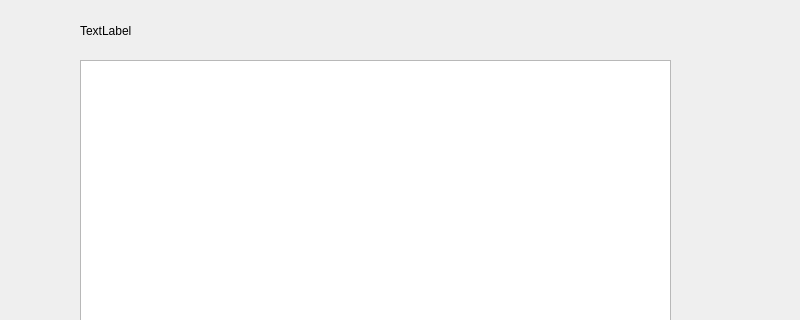
This is src/guide_software/choiceguide.ui in creeper12356/guide_software as Qt 5 draws it before an edit; both pictures show x 0 to 800 and y 0 to 320 of the 800 by 600 pixel window. The edited form follows.
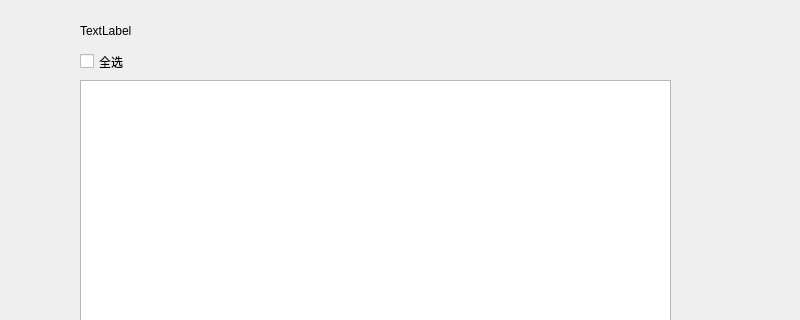
This is the edited form. The open tabs and pages were chosen to show the change.

```diff
--- a/src/guide_software/choiceguide.ui
+++ b/src/guide_software/choiceguide.ui
@@ -57,15 +57,28 @@
       <property name="geometry">
        <rect>
         <x>40</x>
-        <y>10</y>
+        <y>30</y>
         <width>591</width>
-        <height>381</height>
+        <height>361</height>
        </rect>
       </property>
       <property name="selectionMode">
        <enum>QAbstractItemView::MultiSelection</enum>
       </property>
      </widget>
+     <widget class="QCheckBox" name="select_all">
+      <property name="geometry">
+       <rect>
+        <x>40</x>
+        <y>0</y>
+        <width>92</width>
+        <height>23</height>
+       </rect>
+      </property>
+      <property name="text">
+       <string>全选</string>
+      </property>
+     </widget>
     </widget>
     <widget class="QWidget" name="test_page">
      <widget class="QListWidget" name="test_list">
```
Left out of the diff: 4 changed lines with no effect on the pictures.
